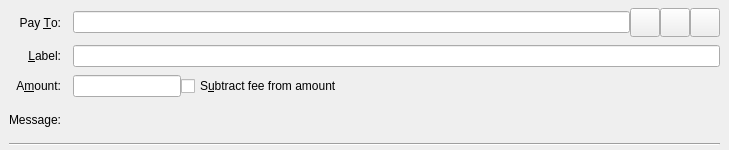
The window that src/qt/forms/sendcoinsentry.ui (SmartCash/Core-Smart) describes before a commit, drawn with Qt 5.
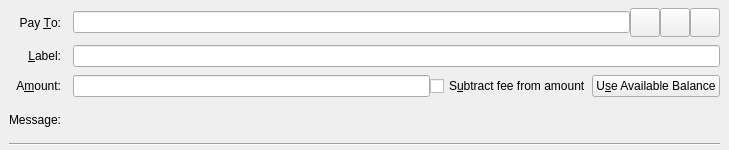
The same window after the commit. Icons and pictures are not drawn. Custom widgets are drawn as their Qt base class.

Commit message: Add button to send all available coins to the send tab

What changed in the file:
```diff
--- a/src/qt/forms/sendcoinsentry.ui
+++ b/src/qt/forms/sendcoinsentry.ui
@@ -163,7 +163,7 @@
      </widget>
     </item>
     <item row="2" column="1">
-     <layout class="QHBoxLayout" name="horizontalLayoutAmount" stretch="0,1">
+     <layout class="QHBoxLayout" name="horizontalLayoutAmount">
       <item>
        <widget class="BitcoinAmountField" name="payAmount"/>
       </item>
@@ -177,6 +177,13 @@
         </property>
        </widget>
       </item>
+      <item>
+       <widget class="QPushButton" name="useAvailableBalanceButton">
+        <property name="text">
+         <string>U&amp;se Available Balance</string>
+        </property>
+       </widget>
+      </item>
      </layout>
     </item>
     <item row="3" column="0">
```
The commit also changes 2 other files.
